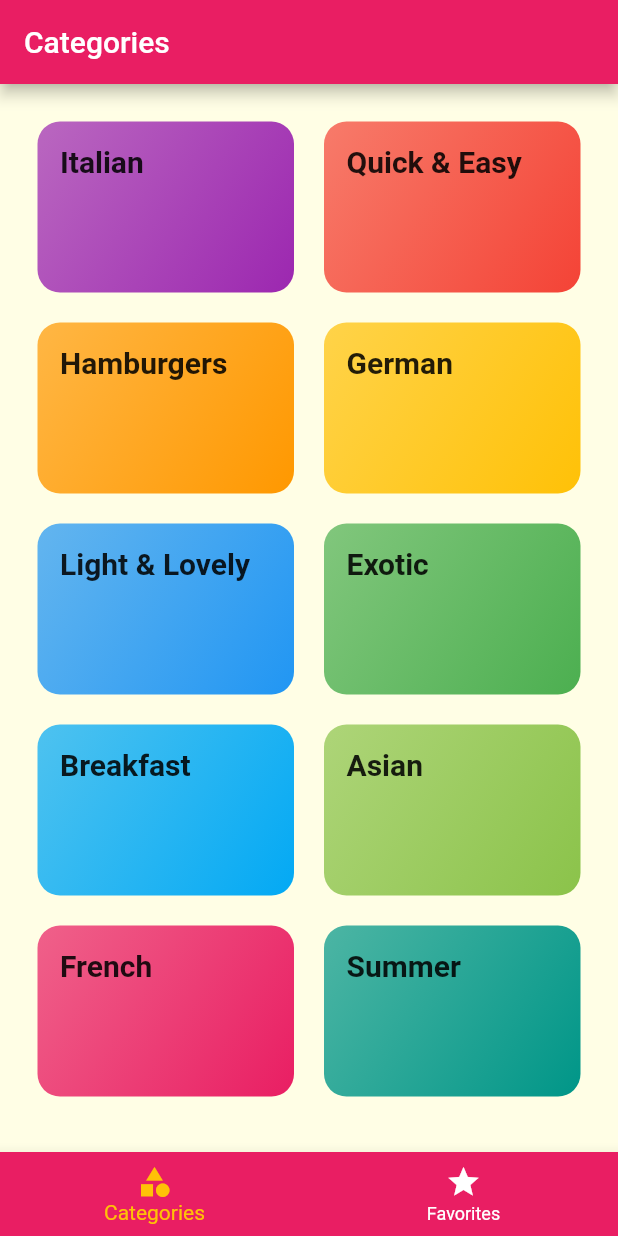
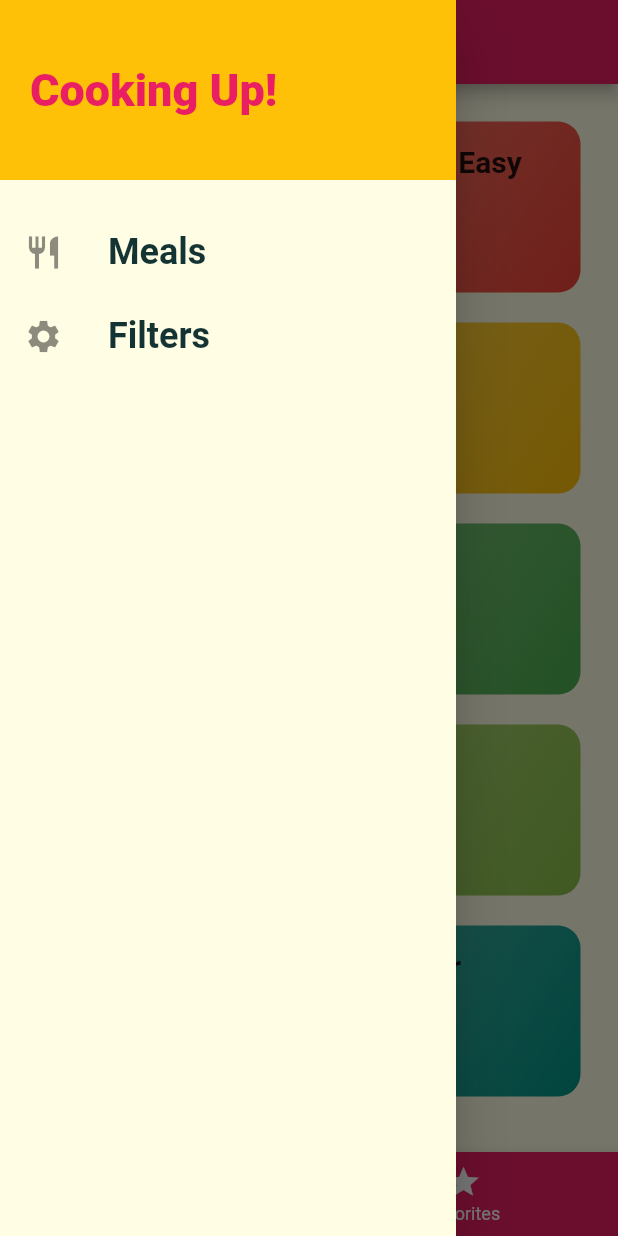
Before and after one commit to ainvention/meals_app, a Flutter app: the screen it shows after launch, with the side drawer open (before the commit the screen has no drawer), on a phone screen of 412 x 824 dp. Run offline on Flutter 3.47's test engine with Material 2 defaults, Android fonts, the phone set to English and light mode, and no system bars; Roboto replaces fonts that are missing (Raleway, RobotoCondensed).

```diff
--- a/lib/main.dart
+++ b/lib/main.dart
@@ -1,6 +1,7 @@
 import 'package:flutter/material.dart';
 import 'package:meals_app/screens/categories_screen.dart';
 import 'package:meals_app/screens/category_meals_screen.dart';
+import 'package:meals_app/screens/filters_screen.dart';
 import 'package:meals_app/screens/meal_detail_screen.dart';
 import 'package:meals_app/screens/tabs_screen.dart';
 
@@ -35,6 +36,7 @@ class MyApp extends StatelessWidget {
         '/': (ctx) => TabsScreen(),
         CategoryMealsScreen.routeName: (ctx) => CategoryMealsScreen(),
         MealDetailScreen.routeName: (ctx) => MealDetailScreen(),
+        FiltersScreen.routeName: (ctx) => FiltersScreen(),
       },
       onGenerateRoute: (settings) {
         print(settings.arguments);
--- /dev/null
+++ b/lib/screens/filters_screen.dart
@@ -0,0 +1,19 @@
+import 'package:flutter/material.dart';
+import 'package:meals_app/widgets/main_drawer.dart';
+
+class FiltersScreen extends StatelessWidget {
+  static const routeName = '/filters';
+
+  @override
+  Widget build(BuildContext context) {
+    return Scaffold(
+      appBar: AppBar(
+        title: Text('Your Filters'),
+      ),
+      drawer: MainDrawer(),
+      body: Center(
+        child: Text('Filters!'),
+      ),
+    );
+  }
+}
--- a/lib/screens/tabs_screen.dart
+++ b/lib/screens/tabs_screen.dart
@@ -1,6 +1,7 @@
 import 'package:flutter/material.dart';
 import 'package:meals_app/screens/categories_screen.dart';
 import 'package:meals_app/screens/favorites.dart';
+import 'package:meals_app/widgets/main_drawer.dart';
 
 class TabsScreen extends StatefulWidget {
   @override
@@ -22,7 +23,7 @@ class _TabsScreenState extends State<TabsScreen> {
     {
       'page': FavoritesScreen(),
       'title': 'Your Favorite',
-      // If you want to use action button, then use below.
+      // If you want to use action button also, then use below.
       // 'actions':[FlatButton(onPressed: null, child: null)]
     },
   ];
@@ -43,6 +44,7 @@ class _TabsScreenState extends State<TabsScreen> {
           _pages[_selectedPageIndex]['title'],
         ),
       ),
+      drawer: MainDrawer(),
       body: _pages[_selectedPageIndex]['page'],
       bottomNavigationBar: BottomNavigationBar(
         onTap: _selectPage,
@@ -50,7 +52,8 @@ class _TabsScreenState extends State<TabsScreen> {
         unselectedItemColor: Colors.white,
         selectedItemColor: Theme.of(context).accentColor,
         currentIndex:
-            _selectedPageIndex, //to adjust color(selected color or another) when after onTab tabed.
+            //to adjust color(selected color or another) when after onTab tabed.
+            _selectedPageIndex,
         // type: BottomNavigationBarType.shifting,
         items: [
           BottomNavigationBarItem(
--- /dev/null
+++ b/lib/widgets/main_drawer.dart
@@ -0,0 +1,56 @@
+import 'package:flutter/material.dart';
+import 'package:meals_app/screens/filters_screen.dart';
+
+class MainDrawer extends StatelessWidget {
+  @override
+  Widget build(BuildContext context) {
+    Widget buildListTile(String title, IconData icon, Function tapHandler) {
+      return ListTile(
+        leading: Icon(
+          icon, //from argument icon
+          size: 26,
+        ),
+        title: Text(
+          title, // from argument title
+          style: TextStyle(
+            fontFamily: 'RobotoCondensed',
+            fontSize: 24,
+            fontWeight: FontWeight.bold,
+          ),
+        ),
+        onTap: tapHandler, // from argument tapHandler function
+      );
+    }
+
+    return Drawer(
+      child: Column(
+        children: [
+          Container(
+            height: 120,
+            width: double.infinity,
+            padding: EdgeInsets.all(20),
+            alignment: Alignment.centerLeft,
+            color: Theme.of(context).accentColor,
+            child: Text(
+              'Cooking Up!',
+              style: TextStyle(
+                fontWeight: FontWeight.w900,
+                fontSize: 30,
+                color: Theme.of(context).primaryColor,
+              ),
+            ),
+          ),
+          SizedBox(
+            height: 20,
+          ),
+          buildListTile('Meals', Icons.restaurant, () {
+            Navigator.of(context).pushReplacementNamed('/');
+          }),
+          buildListTile('Filters', Icons.settings, () {
+            Navigator.of(context).pushReplacementNamed(FiltersScreen.routeName);
+          }),
+        ],
+      ),
+    );
+  }
+}
```
Also changed, not shown: lib/screens/category_meals_screen.dart (+44 -18 lines), lib/screens/meal_detail_screen.dart (+8 -0 lines), lib/widgets/meal_item.dart (+10 -4 lines).
